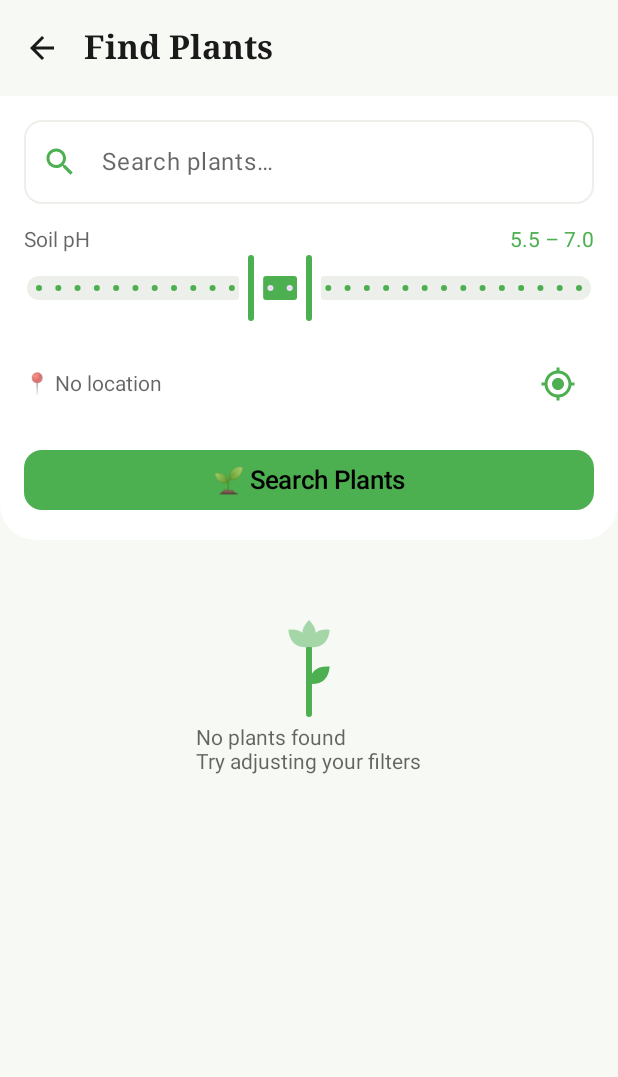
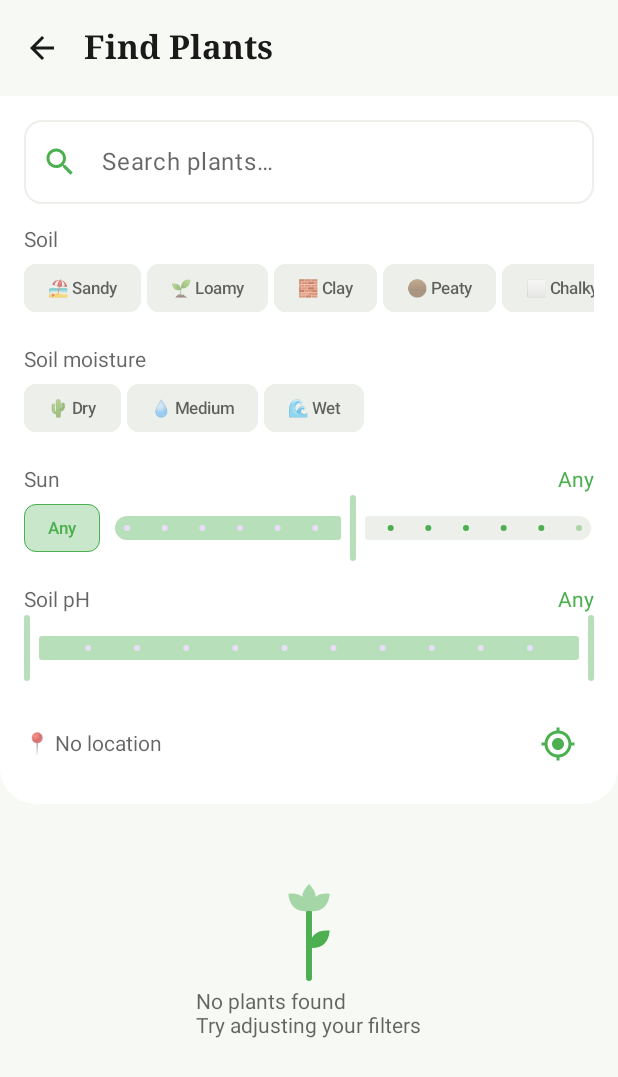
Before and after one commit to EmLoBo/FlowerbedApp, an Android app built with Jetpack Compose: the PlantSearchScreen screen opened through its navigation route, on a phone screen of 412 x 824 dp. Shown: the top 1077 px of the screen. Run offline under Robolectric (Android 15) with nearby library versions, the phone set to English and light mode, and no system bars; our stand-ins replace Dagger/Hilt's generated code, Timber, accompanist; pictures from the network do not load.

Commit message:
Add soil, moisture and sun filters to plant search

```diff
--- a/app/src/main/java/pl/flowerbedapp/core/data/local/dao/PlantDao.kt
+++ b/app/src/main/java/pl/flowerbedapp/core/data/local/dao/PlantDao.kt
@@ -18,9 +18,10 @@ interface PlantDao {
     suspend fun countBySource(source: String): Int
 
     /**
-     * Garden filter — every criterion is optional (null / blank = ignore it).
-     * Ranges match by overlap: the plant's tolerated range must touch the bed's range,
+     * Garden filter. Ranges match by overlap: the plant's tolerated range must touch the bed's range,
      * so a single measured value works too (pass it as both min and max).
+     * Nullable criteria are skipped when null; [moistures] must always list the accepted classes —
+     * pass all of them for "any moisture".
      * [query] must already be normalized the same way as `search_key`.
      */
     @Query(
@@ -31,6 +32,7 @@ interface PlantDao {
           AND (:sunMin IS NULL OR sun_hours_max >= :sunMin)
           AND (:sunMax IS NULL OR sun_hours_min <= :sunMax)
           AND (:soil IS NULL OR soil_types LIKE '%,' || :soil || ',%')
+          AND moisture IN (:moistures)
           AND (:zone IS NULL OR :zone BETWEEN hardiness_zone_min AND hardiness_zone_max)
           AND (:query = '' OR search_key LIKE '%' || :query || '%')
         ORDER BY search_key
@@ -43,6 +45,7 @@ interface PlantDao {
         sunMin: Int?,
         sunMax: Int?,
         soil: String?,
+        moistures: List<String>,
         zone: Int?,
         query: String,
         limit: Int,
--- a/app/src/main/java/pl/flowerbedapp/core/data/repository/PlantRepositoryImpl.kt
+++ b/app/src/main/java/pl/flowerbedapp/core/data/repository/PlantRepositoryImpl.kt
@@ -6,6 +6,7 @@ import pl.flowerbedapp.core.data.local.dao.PlantDao
 import pl.flowerbedapp.core.data.local.seed.PlantSeeder
 import pl.flowerbedapp.core.data.mapper.toDomain
 import pl.flowerbedapp.core.domain.model.GardenSearchParams
+import pl.flowerbedapp.core.domain.model.Moisture
 import pl.flowerbedapp.core.domain.model.Plant
 import pl.flowerbedapp.core.domain.model.Result
 import pl.flowerbedapp.core.domain.repository.PlantRepository
@@ -25,15 +26,17 @@ class PlantRepositoryImpl @Inject constructor(
         seeder.seedIfNeeded()
         return safeCall {
             dao.find(
-                phMin  = params.ph?.start,
-                phMax  = params.ph?.endInclusive,
-                sunMin = params.sunHours?.first,
-                sunMax = params.sunHours?.last,
-                soil   = params.soilType?.name,
-                zone   = params.hardinessZone,
-                query  = searchKeyOf(params.query),
-                limit  = PAGE_SIZE,
-                offset = (params.page - 1) * PAGE_SIZE,
+                phMin     = params.ph?.start,
+                phMax     = params.ph?.endInclusive,
+                sunMin    = params.sunHours?.first,
+                sunMax    = params.sunHours?.last,
+                soil      = params.soilType?.name,
+                // No bed moisture given → accept every class, i.e. no filtering
+                moistures = (params.moisture?.suitablePlants() ?: Moisture.entries).map { it.name },
+                zone      = params.hardinessZone,
+                query     = searchKeyOf(params.query),
+                limit     = PAGE_SIZE,
+                offset    = (params.page - 1) * PAGE_SIZE,
             ).map { it.toDomain() }
         }
     }
--- a/app/src/main/java/pl/flowerbedapp/core/domain/model/Plant.kt
+++ b/app/src/main/java/pl/flowerbedapp/core/domain/model/Plant.kt
@@ -26,6 +26,7 @@ data class GardenSearchParams(
     val ph: ClosedFloatingPointRange<Double>? = null,
     val sunHours: IntRange? = null,
     val soilType: SoilType? = null,
+    val moisture: Moisture? = null,
     val hardinessZone: Int? = null,
     val query: String = "",
     val page: Int = 1,
@@ -36,7 +37,12 @@ enum class SunExposure(val hours: IntRange, val label: String, val emoji: String
     FULL_SHADE(0..2,    "Full shade",    "🌑"),
     PARTIAL_SHADE(2..4, "Partial shade", "🌥"),
     PARTIAL_SUN(4..6,   "Partial sun",   "⛅"),
-    FULL_SUN(6..12,     "Full sun",      "☀️"),
+    FULL_SUN(6..12,     "Full sun",      "☀️");
+
+    companion object {
+        /** Category for a bed's sun hours; on a shared edge the sunnier one wins (6 h counts as full sun). */
+        fun forHours(hours: Int): SunExposure = entries.lastOrNull { hours in it.hours } ?: FULL_SUN
+    }
 }
 
 enum class SoilType(val label: String, val emoji: String) {
@@ -50,7 +56,17 @@ enum class SoilType(val label: String, val emoji: String) {
 enum class Moisture(val label: String, val emoji: String) {
     DRY("Dry",       "🌵"),
     MEDIUM("Medium", "💧"),
-    WET("Wet",       "🌊"),
+    WET("Wet",       "🌊");
+
+    /**
+     * Plant moisture classes that do well in a bed of this moisture. Tolerance runs one way:
+     * a drought-tolerant plant copes with normal soil, a moisture lover doesn't cope with dry soil.
+     */
+    fun suitablePlants(): Set<Moisture> = when (this) {
+        DRY    -> setOf(DRY)
+        MEDIUM -> setOf(DRY, MEDIUM)
+        WET    -> setOf(MEDIUM, WET)
+    }
 }
 
 enum class LifeForm(val label: String, val emoji: String) {
--- a/app/src/main/java/pl/flowerbedapp/feature/search/PlantSearchScreen.kt
+++ b/app/src/main/java/pl/flowerbedapp/feature/search/PlantSearchScreen.kt
@@ -1,24 +1,26 @@
 package pl.flowerbedapp.feature.search
 
 import androidx.compose.foundation.background
+import androidx.compose.foundation.horizontalScroll
 import androidx.compose.foundation.layout.Arrangement
 import androidx.compose.foundation.layout.Column
 import androidx.compose.foundation.layout.PaddingValues
 import androidx.compose.foundation.layout.Row
+import androidx.compose.foundation.layout.Spacer
 import androidx.compose.foundation.layout.fillMaxSize
 import androidx.compose.foundation.layout.fillMaxWidth
 import androidx.compose.foundation.layout.height
 import androidx.compose.foundation.layout.navigationBarsPadding
 import androidx.compose.foundation.layout.padding
+import androidx.compose.foundation.layout.width
 import androidx.compose.foundation.lazy.LazyColumn
 import androidx.compose.foundation.lazy.items
 import androidx.compose.foundation.lazy.rememberLazyListState
+import androidx.compose.foundation.rememberScrollState
 import androidx.compose.foundation.shape.RoundedCornerShape
 import androidx.compose.material.icons.Icons
 import androidx.compose.material.icons.filled.GpsFixed
 import androidx.compose.material.icons.filled.Search
-import androidx.compose.material3.Button
-import androidx.compose.material3.ButtonDefaults
 import androidx.compose.material3.ExperimentalMaterial3Api
 import androidx.compose.material3.Icon
 import androidx.compose.material3.IconButton
@@ -26,28 +28,34 @@ import androidx.compose.material3.OutlinedTextField
 import androidx.compose.material3.OutlinedTextFieldDefaults
 import androidx.compose.material3.RangeSlider
 import androidx.compose.material3.Scaffold
+import androidx.compose.material3.Slider
 import androidx.compose.material3.SliderDefaults
 import androidx.compose.material3.Text
+import androidx.compose.material3.TextButton
 import androidx.compose.runtime.Composable
 import androidx.compose.runtime.LaunchedEffect
 import androidx.compose.runtime.getValue
 import androidx.compose.runtime.snapshotFlow
 import androidx.compose.ui.Alignment
 import androidx.compose.ui.Modifier
-import androidx.compose.ui.graphics.Color
 import androidx.compose.ui.unit.dp
 import androidx.hilt.navigation.compose.hiltViewModel
 import androidx.lifecycle.compose.collectAsStateWithLifecycle
 import kotlinx.coroutines.flow.distinctUntilChanged
+import pl.flowerbedapp.core.domain.model.Moisture
+import pl.flowerbedapp.core.domain.model.SoilType
+import pl.flowerbedapp.core.domain.model.SunExposure
 import pl.flowerbedapp.ui.components.EmptyState
 import pl.flowerbedapp.ui.components.ErrorState
 import pl.flowerbedapp.ui.components.FlowerbedTopBar
+import pl.flowerbedapp.ui.components.GardenChip
 import pl.flowerbedapp.ui.components.LoadingState
 import pl.flowerbedapp.ui.components.PlantCard
 import pl.flowerbedapp.ui.theme.FlowerbedColors
 import pl.flowerbedapp.ui.theme.FlowerbedTheme
 import pl.flowerbedapp.ui.theme.FlowerbedType
 import pl.flowerbedapp.ui.theme.Spacing
+import kotlin.math.roundToInt
 
 @OptIn(ExperimentalMaterial3Api::class)
 @Composable
@@ -89,12 +97,16 @@ fun PlantSearchScreen(
             // ── Filter panel ───────────────────────────────────────────────
             item {
                 FilterPanel(
-                    state       = state,
-                    query       = query,
-                    onQueryChanged   = viewModel::onQueryChanged,
-                    onPhChanged      = viewModel::onPhChanged,
-                    onGpsClick       = viewModel::useDeviceLocation,
-                    onSearchClick    = viewModel::search,
+                    state             = state,
+                    query             = query,
+                    onQueryChanged    = viewModel::onQueryChanged,
+                    onPhChanged       = viewModel::onPhChanged,
+                    onSunHoursChanged = viewModel::onSunHoursChanged,
+                    onSliderReleased  = viewModel::onSliderReleased,
+                    onSoilTypeChanged = viewModel::onSoilTypeChanged,
+                    onMoistureChanged = viewModel::onMoistureChanged,
+                    onClearFilters    = viewModel::clearFilters,
+                    onGpsClick        = viewModel::useDeviceLocation,
                 )
             }
 
@@ -141,8 +153,12 @@ private fun FilterPanel(
     query: String,
     onQueryChanged: (String) -> Unit,
     onPhChanged: (Float, Float) -> Unit,
+    onSunHoursChanged: (Int?) -> Unit,
+    onSliderReleased: () -> Unit,
+    onSoilTypeChanged: (SoilType?) -> Unit,
+    onMoistureChanged: (Moisture?) -> Unit,
+    onClearFilters: () -> Unit,
     onGpsClick: () -> Unit,
-    onSearchClick: () -> Unit,
 ) {
     Column(
         modifier = Modifier
@@ -170,26 +186,69 @@ private fun FilterPanel(
             singleLine    = true,
         )
 
-        // pH range
+        // Soil type
         Column {
-            Row(modifier = Modifier.fillMaxWidth(), horizontalArrangement = Arrangement.SpaceBetween) {
-                Text("Soil pH", style = FlowerbedType.bodyMedium, color = FlowerbedTheme.colors.textSecondary)
-                Text(
-                    "${"%.1f".format(state.phMin)} – ${"%.1f".format(state.phMax)}",
-                    style = FlowerbedType.bodyMedium,
-                    color = FlowerbedColors.GardenGreen,
+            FilterHeader("Soil")
+            ChoiceChips(
+                options  = SoilType.entries,
+                selected = state.soilType,
+                label    = { "${it.emoji} ${it.label}" },
+                onSelect = onSoilTypeChanged,
+            )
+        }
+
+        // Soil moisture
+        Column {
+            FilterHeader("Soil moisture")
+            ChoiceChips(
+                options  = Moisture.entries,
+                selected = state.moisture,
+                label    = { "${it.emoji} ${it.label}" },
+                onSelect = onMoistureChanged,
+            )
+        }
+
+        // Sun hours — a single value: how many hours of direct sun the bed gets
+        Column {
+            val hours = state.sunHours
+            FilterHeader(
+                title = "Sun",
+                value = if (hours == null) "Any"
+                        else "$hours h · ${SunExposure.forHours(hours).let { "${it.emoji} ${it.label}" }}",
+            )
+            Row(verticalAlignment = Alignment.CenterVertically) {
+                GardenChip(
+                    label    = "Any",
+                    selected = hours == null,
+                    // Same as releasing the slider: commit the change and search
+                    onClick  = { if (hours != null) { onSunHoursChanged(null); onSliderReleased() } },
+                )
+                Spacer(Modifier.width(Spacing.sm))
+                Slider(
+                    value                 = (hours ?: 6).toFloat(),
+                    onValueChange         = { onSunHoursChanged(it.roundToInt()) },
+                    onValueChangeFinished = onSliderReleased,
+                    valueRange            = 0f..SUN_SLIDER_MAX.toFloat(),
+                    steps                 = SUN_SLIDER_MAX - 1,
+                    modifier              = Modifier.weight(1f),
+                    colors                = gardenSliderColors(active = hours != null),
                 )
             }
+        }
+
+        // Soil pH
+        Column {
+            FilterHeader(
+                title = "Soil pH",
+                value = if (state.phFilterOn) "${"%.1f".format(state.phMin)} – ${"%.1f".format(state.phMax)}" else "Any",
+            )
             RangeSlider(
-                value         = state.phMin..state.phMax,
-                onValueChange = { range -> onPhChanged(range.start, range.endInclusive) },
-                valueRange    = 0f..14f,
-                steps         = 27,
-                colors        = SliderDefaults.colors(
-                    thumbColor        = FlowerbedColors.GardenGreen,
-                    activeTrackColor  = FlowerbedColors.GardenGreen,
-                    inactiveTrackColor = FlowerbedTheme.colors.surfaceElevated,
-                ),
+                value                 = state.phMin..state.phMax,
+                onValueChange         = { range -> onPhChanged(range.start, range.endInclusive) },
+                onValueChangeFinished = onSliderReleased,
+                valueRange            = PH_SLIDER_RANGE,
+                steps                 = 10,   // 0.5 pH per step
+                colors                = gardenSliderColors(active = state.phFilterOn),
             )
         }
 
@@ -213,14 +272,48 @@ private fun FilterPanel(
             }
         }
 
-        // Search button
-        Button(
-            onClick  = onSearchClick,
-            modifier = Modifier.fillMaxWidth(),
-            colors   = ButtonDefaults.buttonColors(containerColor = FlowerbedColors.GardenGreen),
-            shape    = RoundedCornerShape(12.dp),
-        ) {
-            Text("🌱 Search Plants", color = Color.Black, style = FlowerbedType.titleMedium)
+        if (state.hasActiveFilters) {
+            TextButton(onClick = onClearFilters, modifier = Modifier.align(Alignment.End)) {
+                Text("Clear filters", color = FlowerbedColors.GardenGreen, style = FlowerbedType.bodyMedium)
+            }
         }
     }
 }
+
+@Composable
+private fun FilterHeader(title: String, value: String? = null) {
+    Row(modifier = Modifier.fillMaxWidth(), horizontalArrangement = Arrangement.SpaceBetween) {
+        Text(title, style = FlowerbedType.bodyMedium, color = FlowerbedTheme.colors.textSecondary)
+        if (value != null) Text(value, style = FlowerbedType.bodyMedium, color = FlowerbedColors.GardenGreen)
+    }
+}
+
+/** Single-choice chip row; tapping the selected chip again clears the filter. */
+@Composable
+private fun <T> ChoiceChips(
+    options: List<T>,
+    selected: T?,
+    label: (T) -> String,
+    onSelect: (T?) -> Unit,
+) {
+    Row(
+        modifier              = Modifier.fillMaxWidth().horizontalScroll(rememberScrollState()),
+        horizontalArrangement = Arrangement.spacedBy(Spacing.xs),
+    ) {
+        options.forEach { option ->
+            GardenChip(
+                label    = label(option),
+                selected = option == selected,
+                onClick  = { onSelect(if (option == selected) null else option) },
+            )
+        }
+    }
+}
+
+/** Green when the filter is on, faded when the slider sits at "any". */
+@Composable
+private fun gardenSliderColors(active: Boolean) = SliderDefaults.colors(
+    thumbColor         = FlowerbedColors.GardenGreen.copy(alpha = if (active) 1f else 0.4f),
+    activeTrackColor   = FlowerbedColors.GardenGreen.copy(alpha = if (active) 1f else 0.4f),
+    inactiveTrackColor = FlowerbedTheme.colors.surfaceElevated,
+)
--- a/app/src/main/java/pl/flowerbedapp/feature/search/PlantSearchViewModel.kt
+++ b/app/src/main/java/pl/flowerbedapp/feature/search/PlantSearchViewModel.kt
@@ -17,14 +17,18 @@ import kotlinx.coroutines.flow.stateIn
 import kotlinx.coroutines.flow.update
 import kotlinx.coroutines.launch
 import pl.flowerbedapp.core.domain.model.GardenSearchParams
+import pl.flowerbedapp.core.domain.model.Moisture
 import pl.flowerbedapp.core.domain.model.Plant
 import pl.flowerbedapp.core.domain.model.Result
 import pl.flowerbedapp.core.domain.model.SoilType
-import pl.flowerbedapp.core.domain.model.SunExposure
 import pl.flowerbedapp.core.domain.usecase.location.GetLocationUseCase
 import pl.flowerbedapp.core.domain.usecase.plant.SearchPlantsUseCase
 import pl.flowerbedapp.core.domain.usecase.project.ObserveFavoritePlantIdsUseCase
 import javax.inject.Inject
+
+/** pH slider bounds; the full span means "no pH filter". Garden soils don't fall outside it. */
+val PH_SLIDER_RANGE = 3.5f..9.0f
+const val SUN_SLIDER_MAX = 12
 
 data class SearchUiState(
     val plants: List<Plant> = emptyList(),
@@ -32,14 +36,21 @@ data class SearchUiState(
     val isLoadingMore: Boolean = false,
     val error: String? = null,
     val endReached: Boolean = false,
-     val phMin: Float = 5.5f,
-    val phMax: Float = 7.0f,
-    val sunExposure: SunExposure? = null,
+    val phMin: Float = PH_SLIDER_RANGE.start,
+    val phMax: Float = PH_SLIDER_RANGE.endInclusive,
+    val sunHours: Int? = null,           // null = any amount of sun
     val soilType: SoilType? = null,
+    val moisture: Moisture? = null,
     val latitude: Double? = null,
     val longitude: Double? = null,
     val usingDeviceLocation: Boolean = false,
-)
+) {
+    val phFilterOn: Boolean
+        get() = phMin > PH_SLIDER_RANGE.start || phMax < PH_SLIDER_RANGE.endInclusive
+
+    val hasActiveFilters: Boolean
+        get() = phFilterOn || sunHours != null || soilType != null || moisture != null
+}
 
 @HiltViewModel
 class PlantSearchViewModel @Inject constructor(
@@ -74,8 +85,33 @@ class PlantSearchViewModel @Inject constructor(
 
     fun onQueryChanged(q: String) { _query.value = q }
     fun onPhChanged(min: Float, max: Float) = _state.update { it.copy(phMin = min, phMax = max) }
-    fun onSunExposureChanged(s: SunExposure?) = _state.update { it.copy(sunExposure = s) }
-    fun onSoilTypeChanged(t: SoilType?) = _state.update { it.copy(soilType = t) }
+    fun onSunHoursChanged(hours: Int?) = _state.update { it.copy(sunHours = hours) }
+
+    /** Sliders report every pixel of a drag — search once, when the finger lifts. */
+    fun onSliderReleased() = search()
+
+    fun onSoilTypeChanged(type: SoilType?) {
+        _state.update { it.copy(soilType = type) }
+        search()
+    }
+
+    fun onMoistureChanged(moisture: Moisture?) {
+        _state.update { it.copy(moisture = moisture) }
+        search()
+    }
+
+    fun clearFilters() {
+        _state.update {
+            it.copy(
+                phMin    = PH_SLIDER_RANGE.start,
+                phMax    = PH_SLIDER_RANGE.endInclusive,
+                sunHours = null,
+                soilType = null,
+                moisture = null,
+            )
+        }
+        search()
+    }
     fun onManualLocation(lat: Double, lon: Double) =
         _state.update { it.copy(latitude = lat, longitude = lon, usingDeviceLocation = false) }
 
@@ -115,9 +151,10 @@ class PlantSearchViewModel @Inject constructor(
     private suspend fun runSearch(pageToLoad: Int, append: Boolean) {
         val s = _state.value
         val params = GardenSearchParams(
-            ph       = s.phMin.toDouble()..s.phMax.toDouble(),
-            sunHours = s.sunExposure?.hours,
+            ph       = if (s.phFilterOn) s.phMin.toDouble()..s.phMax.toDouble() else null,
+            sunHours = s.sunHours?.let { it..it },
             soilType = s.soilType,
+            moisture = s.moisture,
             query    = _query.value,
             page     = pageToLoad,
         )
```
Also changed, not shown: 1 other file.
